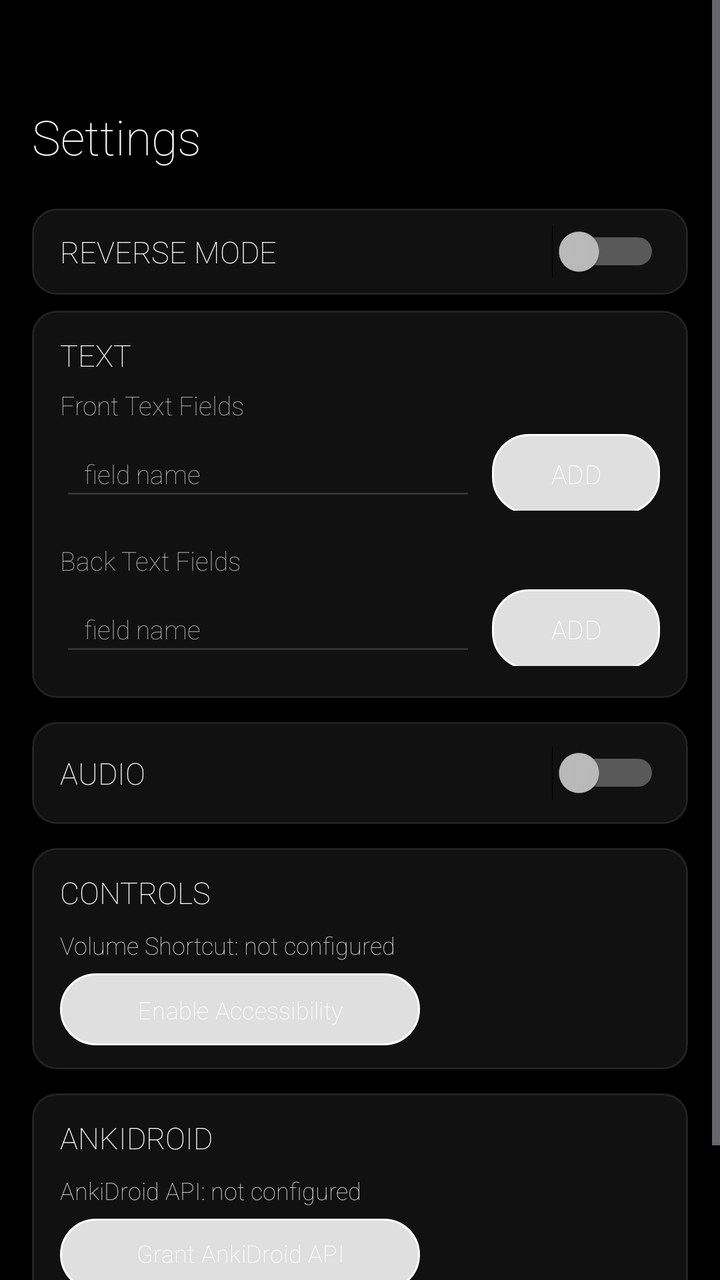
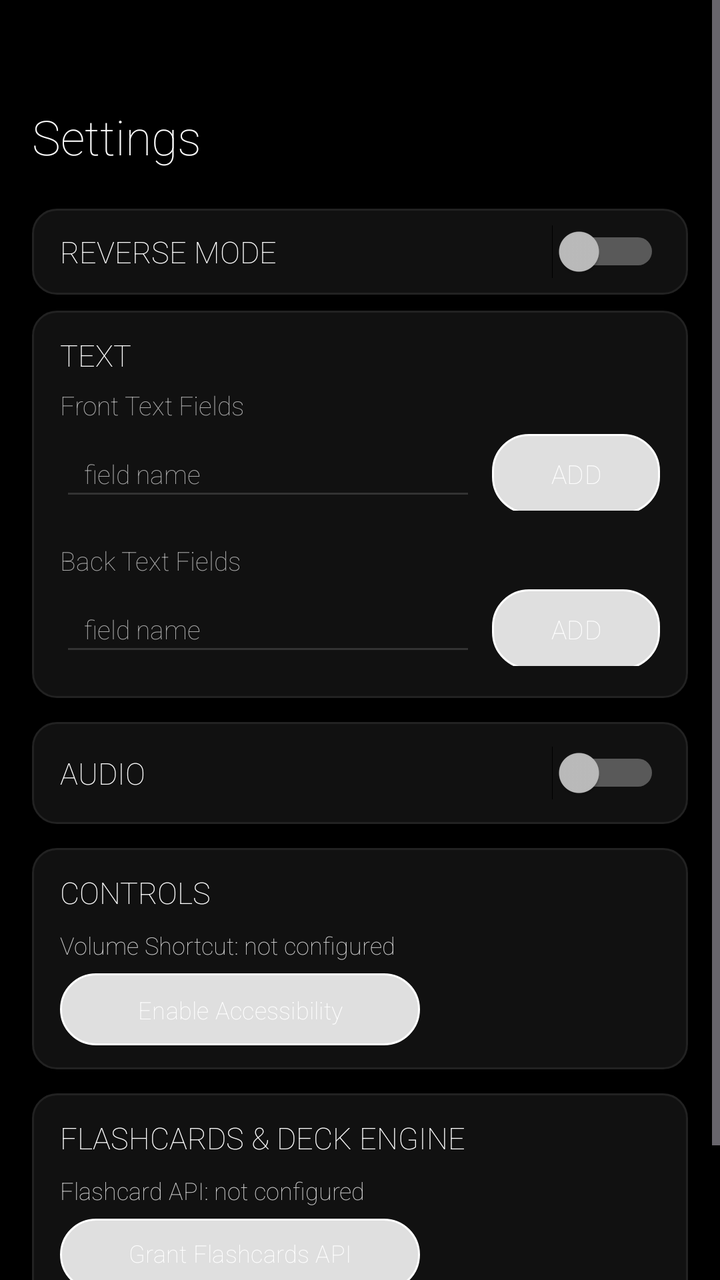

The first picture is an Android layout as it rendered before a commit; the second is the same layout after the commit. The layout source and the unified diff follow.
<!-- AndroidManifest.xml: application theme Theme.GlyphAnki -->
<!-- res/layout/activity_settings.xml -->
<?xml version="1.0" encoding="utf-8"?>
<ScrollView xmlns:android="http://schemas.android.com/apk/res/android"
    android:layout_width="match_parent"
    android:layout_height="match_parent"
    android:background="@color/nothing_bg">

    <LinearLayout
        android:layout_width="match_parent"
        android:layout_height="wrap_content"
        android:orientation="vertical"
        android:paddingLeft="16dp"
        android:paddingRight="16dp"
        android:paddingBottom="16dp"
        android:paddingTop="52dp">

        <TextView
            android:id="@+id/settingsTitle"
            android:layout_width="match_parent"
            android:layout_height="wrap_content"
            android:text="Settings"
            android:textColor="@color/nothing_fg"
            android:textSize="24sp"
            android:paddingBottom="12dp"/>

        
        <LinearLayout
            android:layout_width="match_parent"
            android:layout_height="wrap_content"
            android:background="@drawable/bg_card"
            android:orientation="horizontal"
            android:gravity="center_vertical"
            android:layout_marginTop="8dp"
            android:paddingTop="8dp"
            android:paddingBottom="8dp">
            <TextView
                android:layout_width="0dp"
                android:layout_height="wrap_content"
                android:layout_weight="1"
                android:text="REVERSE MODE"
                android:textColor="@color/nothing_fg"
                android:textSize="15sp"/>
            <Switch
                android:id="@+id/switch_reverse_mode"
                android:layout_width="wrap_content"
                android:layout_height="wrap_content"
                android:text=""
                android:checked="false"
                android:layout_gravity="end" />
        </LinearLayout>

        
        <LinearLayout
            android:layout_width="match_parent"
            android:layout_height="wrap_content"
            android:background="@drawable/bg_card"
            android:orientation="vertical"
            android:layout_marginTop="8dp">

            <TextView
                android:layout_width="match_parent"
                android:layout_height="wrap_content"
                android:text="TEXT"
                android:textColor="@color/nothing_fg"
                android:textSize="15sp"/>

            
            <TextView
                android:id="@+id/labelFront"
                android:layout_width="match_parent"
                android:layout_height="wrap_content"
                android:text="Front Text Fields"
                android:textColor="@color/nothing_fg_dim"
                android:textSize="13sp"
                android:layout_marginTop="6dp"/>

            <LinearLayout
                android:layout_width="match_parent"
                android:layout_height="wrap_content"
                android:orientation="horizontal"
                android:layout_marginTop="4dp">
                <EditText
                    android:id="@+id/frontInput"
                    android:layout_width="0dp"
                    android:layout_height="40dp"
                    android:layout_weight="1"
                    android:hint="field name"
                    android:textColor="@color/nothing_fg"
                    android:textColorHint="@color/nothing_fg_dim"
                    android:textSize="13sp"
                    android:backgroundTint="#333333"
                    android:paddingLeft="12dp"
                    android:paddingRight="12dp"/>
                <Button
                    android:id="@+id/addFront"
                    android:layout_width="wrap_content"
                    android:layout_height="40dp"
                    android:minWidth="84dp"
                    android:text="ADD"
                    android:textAllCaps="true"
                    android:textSize="13sp"
                    android:layout_marginStart="8dp"
                    android:background="@drawable/btn_capsule"
                    android:textColor="@color/nothing_fg"/>
            </LinearLayout>

            <ListView
                android:id="@+id/frontList"
                android:layout_width="match_parent"
                android:layout_height="wrap_content"
                android:overScrollMode="never"
                android:nestedScrollingEnabled="false"
                android:divider="@color/nothing_border"
                android:dividerHeight="1dp"
                android:layout_marginTop="4dp"
                android:paddingBottom="4dp"/>

            
            <TextView
                android:id="@+id/labelBack"
                android:layout_width="match_parent"
                android:layout_height="wrap_content"
                android:text="Back Text Fields"
                android:textColor="@color/nothing_fg_dim"
                android:textSize="13sp"
                android:layout_marginTop="8dp"/>

            <LinearLayout
                android:layout_width="match_parent"
                android:layout_height="wrap_content"
                android:orientation="horizontal"
                android:layout_marginTop="4dp">
                <EditText
                    android:id="@+id/backInput"
                    android:layout_width="0dp"
                    android:layout_height="40dp"
                    android:layout_weight="1"
                    android:hint="field name"
                    android:textColor="@color/nothing_fg"
                    android:textColorHint="@color/nothing_fg_dim"
                    android:textSize="13sp"
                    android:backgroundTint="#333333"
                    android:paddingLeft="12dp"
                    android:paddingRight="12dp"/>
                <Button
                    android:id="@+id/addBack"
                    android:layout_width="wrap_content"
                    android:layout_height="40dp"
                    android:minWidth="84dp"
                    android:text="ADD"
                    android:textAllCaps="true"
                    android:textSize="13sp"
                    android:layout_marginStart="8dp"
                    android:background="@drawable/btn_capsule"
                    android:textColor="@color/nothing_fg"/>
            </LinearLayout>

            <ListView
                android:id="@+id/backList"
                android:layout_width="match_parent"
                android:layout_height="wrap_content"
                android:overScrollMode="never"
                android:nestedScrollingEnabled="false"
                android:divider="@color/nothing_border"
                android:dividerHeight="1dp"
                android:layout_marginTop="4dp"/>
        </LinearLayout>

        
        <LinearLayout
            android:layout_width="match_parent"
            android:layout_height="wrap_content"
            android:background="@drawable/bg_card"
            android:orientation="vertical"
            android:layout_marginTop="12dp">

            <LinearLayout
                android:layout_width="match_parent"
                android:layout_height="wrap_content"
                android:orientation="horizontal"
                android:gravity="center_vertical">
                <TextView
                    android:layout_width="0dp"
                    android:layout_height="wrap_content"
                    android:layout_weight="1"
                    android:text="AUDIO"
                    android:textColor="@color/nothing_fg"
                    android:textSize="15sp"/>
                <Switch
                    android:id="@+id/toggleAudio"
                    android:layout_width="wrap_content"
                    android:layout_height="wrap_content"/>
            </LinearLayout>

            <LinearLayout
                android:id="@+id/audioSection"
                android:layout_width="match_parent"
                android:layout_height="wrap_content"
                android:orientation="vertical"
                android:visibility="gone"
                android:layout_marginTop="8dp">

                <TextView
                    android:id="@+id/labelFrontAudio"
                    android:layout_width="match_parent"
                    android:layout_height="wrap_content"
                    android:text="Front Audio Fields"
                    android:textColor="@color/nothing_fg_dim"
                    android:textSize="13sp"/>

                <LinearLayout
                    android:layout_width="match_parent"
                    android:layout_height="wrap_content"
                    android:orientation="horizontal"
                    android:layout_marginTop="4dp">
                    <EditText
                        android:id="@+id/frontAudioInput"
                        android:layout_width="0dp"
                        android:layout_height="36dp"
                        android:layout_weight="1"
                        android:hint="field name"
                        android:textColor="@color/nothing_fg"
                        android:textColorHint="@color/nothing_fg_dim"
                        android:textSize="13sp"
                        android:backgroundTint="#333333"
                        android:paddingLeft="10dp"
                        android:paddingRight="10dp"/>
                    <Button
                        android:id="@+id/addFrontAudio"
                        android:layout_width="wrap_content"
                        android:layout_height="36dp"
                        android:minWidth="84dp"
                        android:text="ADD"
                        android:textAllCaps="true"
                        android:textSize="12sp"
                        android:layout_marginStart="8dp"
                        android:background="@drawable/btn_capsule"
                        android:textColor="@color/nothing_fg"/>
                </LinearLayout>

                <ListView
                    android:id="@+id/frontAudioList"
                    android:layout_width="match_parent"
                    android:layout_height="wrap_content"
                    android:overScrollMode="never"
                    android:nestedScrollingEnabled="false"
                    android:divider="@color/nothing_border"
                    android:dividerHeight="1dp"
                    android:layout_marginTop="4dp"/>

                <TextView
                    android:id="@+id/labelBackAudio"
                    android:layout_width="match_parent"
                    android:layout_height="wrap_content"
                    android:text="Back Audio Fields"
                    android:textColor="@color/nothing_fg_dim"
                    android:textSize="13sp"
                    android:layout_marginTop="8dp"/>

                <LinearLayout
                    android:layout_width="match_parent"
                    android:layout_height="wrap_content"
                    android:orientation="horizontal"
                    android:layout_marginTop="4dp">
                    <EditText
                        android:id="@+id/backAudioInput"
                        android:layout_width="0dp"
                        android:layout_height="36dp"
                        android:layout_weight="1"
                        android:hint="field name"
                        android:textColor="@color/nothing_fg"
                        android:textColorHint="@color/nothing_fg_dim"
                        android:textSize="13sp"
                        android:backgroundTint="#333333"
                        android:paddingLeft="10dp"
                        android:paddingRight="10dp"/>
                    <Button
                        android:id="@+id/addBackAudio"
                        android:layout_width="wrap_content"
                        android:layout_height="36dp"
                        android:minWidth="84dp"
                        android:text="ADD"
                        android:textAllCaps="true"
                        android:textSize="12sp"
                        android:layout_marginStart="8dp"
                        android:background="@drawable/btn_capsule"
                        android:textColor="@color/nothing_fg"/>
                </LinearLayout>

                <ListView
                    android:id="@+id/backAudioList"
                    android:layout_width="match_parent"
                    android:layout_height="wrap_content"
                    android:overScrollMode="never"
                    android:nestedScrollingEnabled="false"
                    android:divider="@color/nothing_border"
                    android:dividerHeight="1dp"
                    android:layout_marginTop="4dp"/>

                <TextView
                    android:id="@+id/safStatus"
                    android:layout_width="match_parent"
                    android:layout_height="wrap_content"
                    android:text="SAF: not configured"
                    android:textColor="@color/caption_gray"
                    android:textSize="12sp"
                    android:layout_marginTop="8dp"/>

                <Button
                    android:id="@+id/btnPickMediaFolder"
                    android:layout_width="wrap_content"
                    android:layout_height="36dp"
                    android:minWidth="180dp"
                    android:paddingLeft="16dp"
                    android:paddingRight="16dp"
                    android:text="Grant media folder"
                    android:textAllCaps="false"
                    android:textSize="12sp"
                    android:layout_marginTop="6dp"
                    android:background="@drawable/btn_capsule"
                    android:textColor="@color/nothing_fg"/>
            </LinearLayout>
        </LinearLayout>

        
        <LinearLayout
            android:layout_width="match_parent"
            android:layout_height="wrap_content"
            android:background="@drawable/bg_card"
            android:orientation="vertical"
            android:layout_marginTop="12dp">

            <TextView
                android:layout_width="match_parent"
                android:layout_height="wrap_content"
                android:text="CONTROLS"
                android:textColor="@color/nothing_fg"
                android:textSize="15sp"/>

            <TextView
                android:id="@+id/accessibilityStatus"
                android:layout_width="match_parent"
                android:layout_height="wrap_content"
                android:text="Volume Shortcut: not configured"
                android:textColor="@color/caption_gray"
                android:textSize="12sp"
                android:layout_marginTop="8dp"/>

            <Button
                android:id="@+id/btnEnableAccessibility"
                android:layout_width="wrap_content"
                android:layout_height="36dp"
                android:minWidth="180dp"
                android:paddingLeft="16dp"
                android:paddingRight="16dp"
                android:text="Enable Accessibility"
                android:textAllCaps="false"
                android:textSize="12sp"
                android:layout_marginTop="6dp"
                android:background="@drawable/btn_capsule"
                android:textColor="@color/nothing_fg"/>
        </LinearLayout>

        
        <LinearLayout
            android:layout_width="match_parent"
            android:layout_height="wrap_content"
            android:background="@drawable/bg_card"
            android:orientation="vertical"
            android:layout_marginTop="12dp">

            <TextView
                android:layout_width="match_parent"
                android:layout_height="wrap_content"
                android:text="ANKIDROID"
                android:textColor="@color/nothing_fg"
                android:textSize="15sp"/>

            <TextView
                android:id="@+id/ankiApiStatus"
                android:layout_width="match_parent"
                android:layout_height="wrap_content"
                android:text="AnkiDroid API: not configured"
                android:textColor="@color/caption_gray"
                android:textSize="12sp"
                android:layout_marginTop="8dp"/>

            <LinearLayout
                android:layout_width="match_parent"
                android:layout_height="wrap_content"
                android:orientation="vertical"
                android:gravity="center_vertical"
                android:layout_marginTop="6dp">

                <Button
                    android:id="@+id/btnGrantAnkiApi"
                    android:layout_width="wrap_content"
                    android:layout_height="36dp"
                    android:minWidth="180dp"
                    android:paddingLeft="16dp"
                    android:paddingRight="16dp"
                    android:includeFontPadding="false"
                    android:text="Grant AnkiDroid API"
                    android:textAllCaps="false"
                    android:textSize="12sp"
                    android:background="@drawable/btn_capsule_red"
                    android:textColor="@color/nothing_fg"/>

                <Button
                    android:id="@+id/btnOpenAnki"
                    android:layout_width="wrap_content"
                    android:layout_height="36dp"
                    android:minWidth="180dp"
                    android:paddingLeft="16dp"
                    android:paddingRight="16dp"
                    android:includeFontPadding="false"
                    android:text="Grant AnkiDroid DB"
                    android:textAllCaps="false"
                    android:textSize="12sp"
                    android:layout_marginTop="6dp"
                    android:background="@drawable/btn_capsule_red"
                    android:textColor="@color/nothing_fg"/>
            </LinearLayout>
        </LinearLayout>

    </LinearLayout>
</ScrollView>
<!-- resources referenced by this layout -->
<resources>
  <color name="caption_gray">#CCCCCC</color>
  <color name="nothing_bg">#000000</color>
  <color name="nothing_border">#222222</color>
  <color name="nothing_fg">#FFFFFF</color>
  <color name="nothing_fg_dim">#AAAAAA</color>
  <!-- drawable bg_card (drawable) -->
  <?xml version="1.0" encoding="utf-8"?>
  <shape xmlns:android="http://schemas.android.com/apk/res/android" android:shape="rectangle">
      <solid android:color="@color/nothing_card"/>
      <corners android:radius="12dp"/>
      <stroke android:width="1dp" android:color="@color/nothing_border"/>
      <padding android:left="14dp" android:top="12dp" android:right="14dp" android:bottom="12dp"/>
  </shape>
  <!-- drawable btn_capsule (drawable) -->
  <?xml version="1.0" encoding="utf-8"?>
  <ripple xmlns:android="http://schemas.android.com/apk/res/android"
      android:color="#22FF3B30">
      <item>
          <selector>
              <item android:state_pressed="true">
                  <shape android:shape="rectangle">
                      <solid android:color="#22FFFFFF"/>
                      <stroke android:width="2dp" android:color="@color/nothing_red"/>
                      <corners android:radius="18dp"/>
                      <padding android:left="16dp" android:top="8dp" android:right="16dp" android:bottom="8dp"/>
                  </shape>
              </item>
              <item>
                  <shape android:shape="rectangle">
                      <solid android:color="#DD111111"/>
                      <stroke android:width="1dp" android:color="@color/card_border"/>
                      <corners android:radius="18dp"/>
                      <padding android:left="16dp" android:top="8dp" android:right="16dp" android:bottom="8dp"/>
                  </shape>
              </item>
          </selector>
      </item>
  </ripple>
  <!-- drawable btn_capsule_red (drawable) -->
  <?xml version="1.0" encoding="utf-8"?>
  <ripple xmlns:android="http://schemas.android.com/apk/res/android"
      android:color="#22FF3B30">
      <item>
          <selector>
              <item android:state_pressed="true">
                  <shape android:shape="rectangle">
                      <solid android:color="#DD111111"/>
                      <stroke android:width="2dp" android:color="@color/nothing_red"/>
                      <corners android:radius="18dp"/>
                      <padding android:left="16dp" android:top="8dp" android:right="16dp" android:bottom="8dp"/>
                  </shape>
              </item>
              <item>
                  <shape android:shape="rectangle">
                      <solid android:color="#DD111111"/>
                      <stroke android:width="1dp" android:color="@color/card_border"/>
                      <corners android:radius="18dp"/>
                      <padding android:left="16dp" android:top="8dp" android:right="16dp" android:bottom="8dp"/>
                  </shape>
              </item>
          </selector>
      </item>
  </ripple>
  <style name="Theme.GlyphAnki" parent="Theme.Material3.Dark.NoActionBar">
          <item name="android:windowBackground">@color/nothing_bg</item>
          <item name="android:statusBarColor">@color/nothing_bg</item>
          <item name="android:navigationBarColor">@color/nothing_bg</item>
          <item name="android:fontFamily">sans-serif-thin</item>
          <item name="android:textColor">@color/nothing_fg</item>
          <item name="colorPrimary">@color/nothing_fg</item>
          <item name="colorOnPrimary">@color/nothing_bg</item>
          <item name="colorSecondary">@color/nothing_border</item>
      </style>
  <color name="nothing_card">#111111</color>
  <color name="nothing_red">#FF3B30</color>
  <color name="card_border">#333333</color>
</resources>

<!-- the commit's change to res/layout/activity_settings.xml (unified diff, before → after) -->
@@ -371,7 +371,7 @@
             <TextView
                 android:layout_width="match_parent"
                 android:layout_height="wrap_content"
-                android:text="ANKIDROID"
+                android:text="FLASHCARDS &amp; DECK ENGINE"
                 android:textColor="@color/nothing_fg"
                 android:textSize="15sp"/>
 
@@ -379,7 +379,7 @@
                 android:id="@+id/ankiApiStatus"
                 android:layout_width="match_parent"
                 android:layout_height="wrap_content"
-                android:text="AnkiDroid API: not configured"
+                android:text="Flashcard API: not configured"
                 android:textColor="@color/caption_gray"
                 android:textSize="12sp"
                 android:layout_marginTop="8dp"/>
@@ -399,7 +399,7 @@
                     android:paddingLeft="16dp"
                     android:paddingRight="16dp"
                     android:includeFontPadding="false"
-                    android:text="Grant AnkiDroid API"
+                    android:text="Grant Flashcards API"
                     android:textAllCaps="false"
                     android:textSize="12sp"
                     android:background="@drawable/btn_capsule_red"
@@ -413,7 +413,7 @@
                     android:paddingLeft="16dp"
                     android:paddingRight="16dp"
                     android:includeFontPadding="false"
-                    android:text="Grant AnkiDroid DB"
+                    android:text="Grant Flashcards DB"
                     android:textAllCaps="false"
                     android:textSize="12sp"
                     android:layout_marginTop="6dp"
